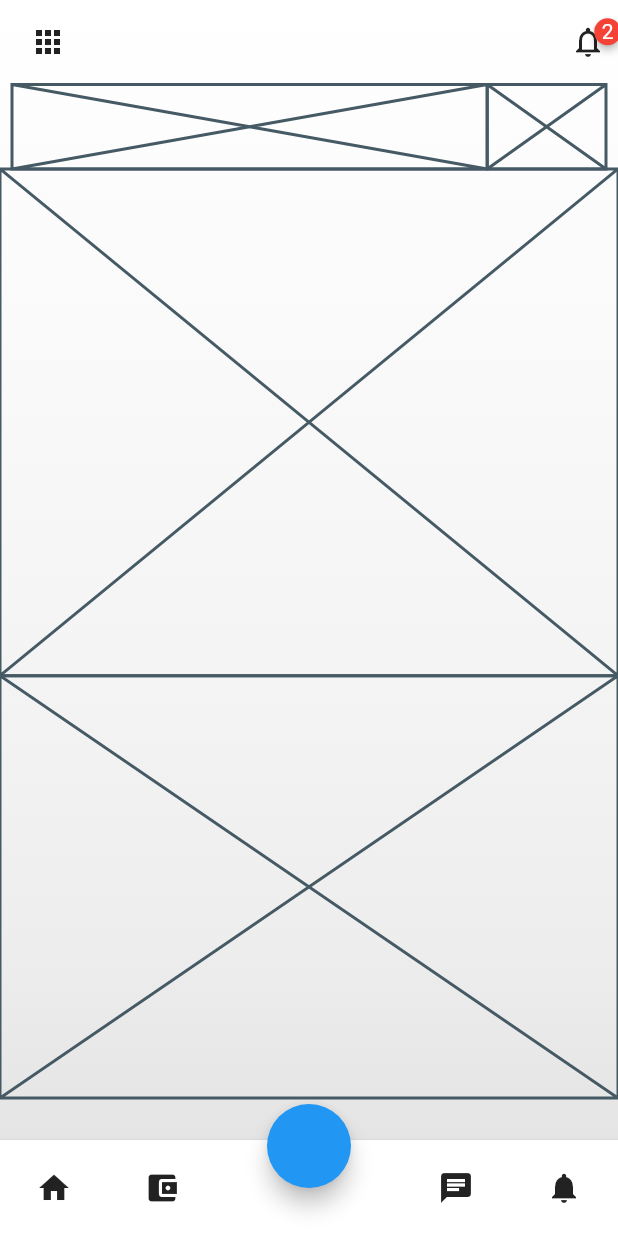
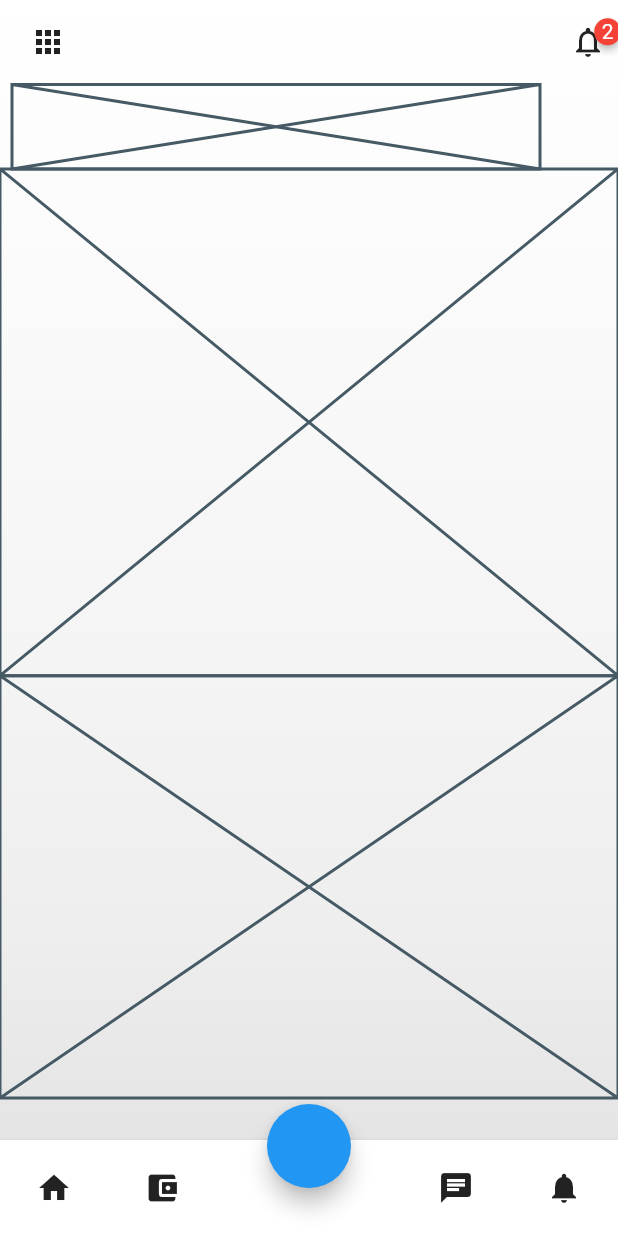
Before and after one commit to JAICHANGPARK/flutter_notebook_11th_story, a Flutter app: the screen it shows after launch, on a phone screen of 412 x 824 dp. Run offline on Flutter 3.47's test engine with Material 2 defaults, Android fonts, the phone set to English and light mode, and no system bars; drawn by our look-alikes of badges; our stand-ins replace backdrop, flutter_inner_drawer, flutter_slidable, flutter_swiper, google_fonts.

Commit message:
Update real_estate_home_page.dart

```diff
--- a/lib/ep731_real_estate_app/ui/real_estate_home_page.dart
+++ b/lib/ep731_real_estate_app/ui/real_estate_home_page.dart
@@ -115,8 +115,12 @@ class _RealEstateHomePageState extends State<RealEstateHomePage> {
                             flex: 8,
                               child: Placeholder()),
                           Expanded(
-                              flex: 2,
-                              child: Placeholder()),
+                              flex: 1,
+                              child: Container(
+                                decoration: BoxDecoration(
+
+                                ),
+                              )),
                         ],
                       ),
                     )),
```
